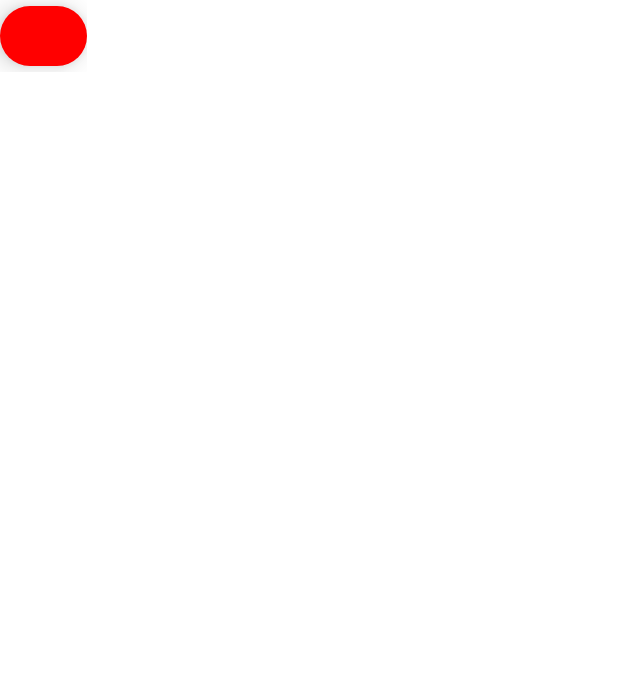
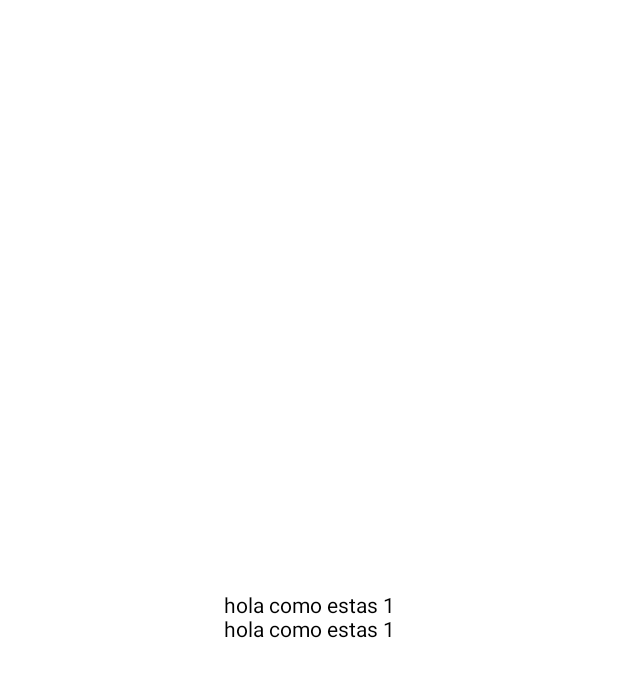
Before and after one commit to roumar1997/ClimbingTeam, an Android app built with Jetpack Compose: the @Preview function prev, on a phone screen of 412 x 824 dp. Shown: the top 677 px of the screen. Run offline under Robolectric (Android 15) with nearby library versions, the phone set to English and light mode, and no system bars; Roboto replaces fonts that are not available here.

Commit message:
parrafos

```diff
--- a/app/src/main/java/com/example/climbingteam/composables/test.kt
+++ b/app/src/main/java/com/example/climbingteam/composables/test.kt
@@ -1,48 +1,54 @@
 package com.example.climbingteam.composables
 
 import android.widget.Button
+import android.widget.EditText
+import androidx.compose.foundation.layout.Arrangement
+import androidx.compose.foundation.layout.Column
 import androidx.compose.foundation.layout.PaddingValues
+import androidx.compose.foundation.layout.Spacer
+import androidx.compose.foundation.layout.fillMaxSize
+import androidx.compose.foundation.layout.height
 import androidx.compose.material3.ButtonColors
 import androidx.compose.material3.ButtonDefaults
 import androidx.compose.material3.ButtonElevation
 import androidx.compose.material3.ElevatedButton
+import androidx.compose.material3.Text
 import androidx.compose.runtime.Composable
+import androidx.compose.ui.Alignment
 import androidx.compose.ui.Modifier
 import androidx.compose.ui.graphics.Color
+import androidx.compose.ui.text.font.Font
+import androidx.compose.ui.text.font.FontFamily
 import androidx.compose.ui.tooling.preview.Preview
 import androidx.compose.ui.unit.Dp
 import androidx.compose.ui.unit.dp
+import com.example.climbingteam.composables.generals.simpleButton
+import com.example.climbingteam.ui.theme.fonts
+import com.example.climbingteam.ui.theme.fontsObjects
 
-@Preview (showBackground = true)
+@Preview(showBackground = true, showSystemUi = true)
 @Composable
-fun prev(){
- simpleButton(mod = Modifier, color = Color.Red, elevation = 10)
+fun prev()
+{
+    Column(modifier = Modifier.fillMaxSize(),horizontalAlignment = Alignment.CenterHorizontally, verticalArrangement = Arrangement.Center)
+    {
+       TextHeader("hola como estas 1")
+       TextParrafo("hola como estas 1")
+    }
+
 }
 
-
-
 @Composable
-fun simpleButton(
-    mod: Modifier,
-    isEnabled: Boolean = true,
-    onClick: () -> Unit = {},
-    color: Color,
-    elevation: Int,
-    paddingH: Dp = 16.dp ,
-    paddingv: Dp = 16.dp
-)
+fun TextHeader( txt : String)
 {
-    ElevatedButton(
-        onClick = onClick,
-        modifier = mod,
-        enabled = isEnabled,
-        colors = ButtonDefaults.elevatedButtonColors(containerColor = color),
-        elevation = ButtonDefaults.elevatedButtonElevation(defaultElevation = elevation.dp),
-        contentPadding = PaddingValues(horizontal = paddingH , vertical = paddingv ),
-
+    Text( text = txt,
+          //  fontFamily =  FontFamily( Font( fonts.get("header")!!))
+        )
+}
+@Composable
+fun TextParrafo( txt : String)
+{
+    Text( text = txt,
+        //fontFamily = FontFamily(Font(fonts.get("text")!!))
     )
-    {
-
-
-    }
 }
--- a/app/src/main/java/com/example/climbingteam/ui/theme/Type.kt
+++ b/app/src/main/java/com/example/climbingteam/ui/theme/Type.kt
@@ -2,6 +2,7 @@ package com.example.climbingteam.ui.theme
 
 import androidx.compose.material3.Typography
 import androidx.compose.ui.text.TextStyle
+import androidx.compose.ui.text.font.Font
 import androidx.compose.ui.text.font.FontFamily
 import androidx.compose.ui.text.font.FontWeight
 import androidx.compose.ui.unit.sp
@@ -13,6 +14,11 @@ val fonts = mapOf(
     "text" to R.font.open_sans
 )
 
+val fontsObjects= mapOf(
+
+    "header" to FontFamily( Font( fonts.get("header")!!)) ,
+    "text" to FontFamily(Font(fonts.get("text")!!))
+)
 
 val fontSizes = mapOf(
 
```
Also changed, not shown: app/src/main/java/com/example/climbingteam/composables/generals/Buttons.kt (added, +36 -0 lines).
